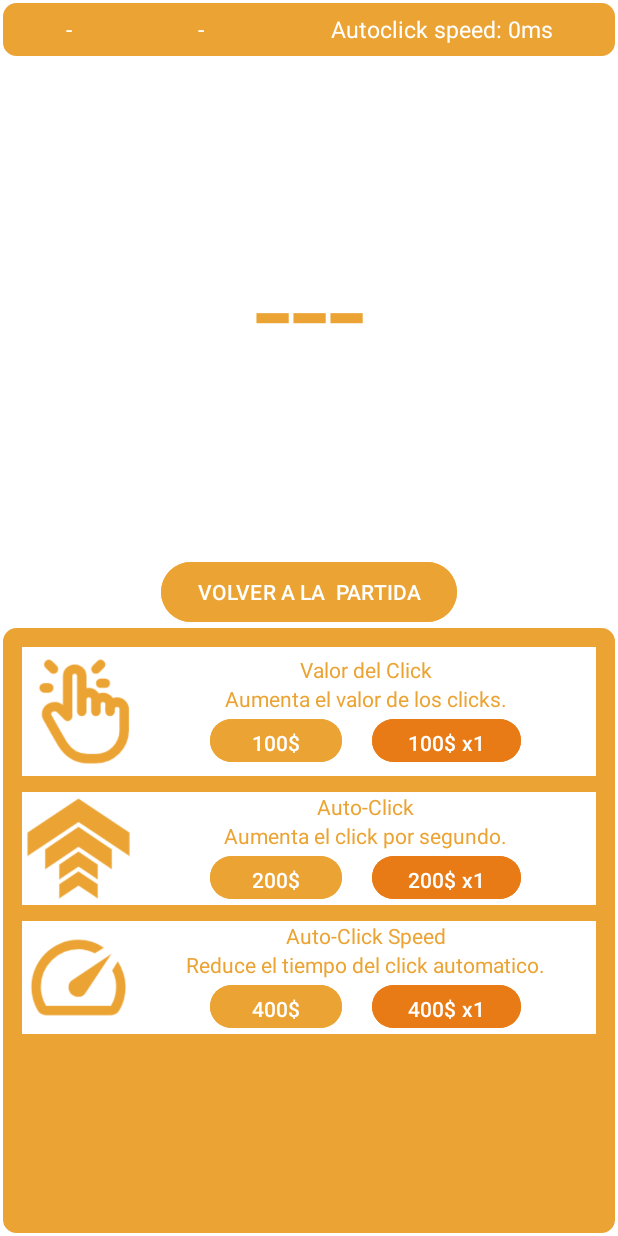
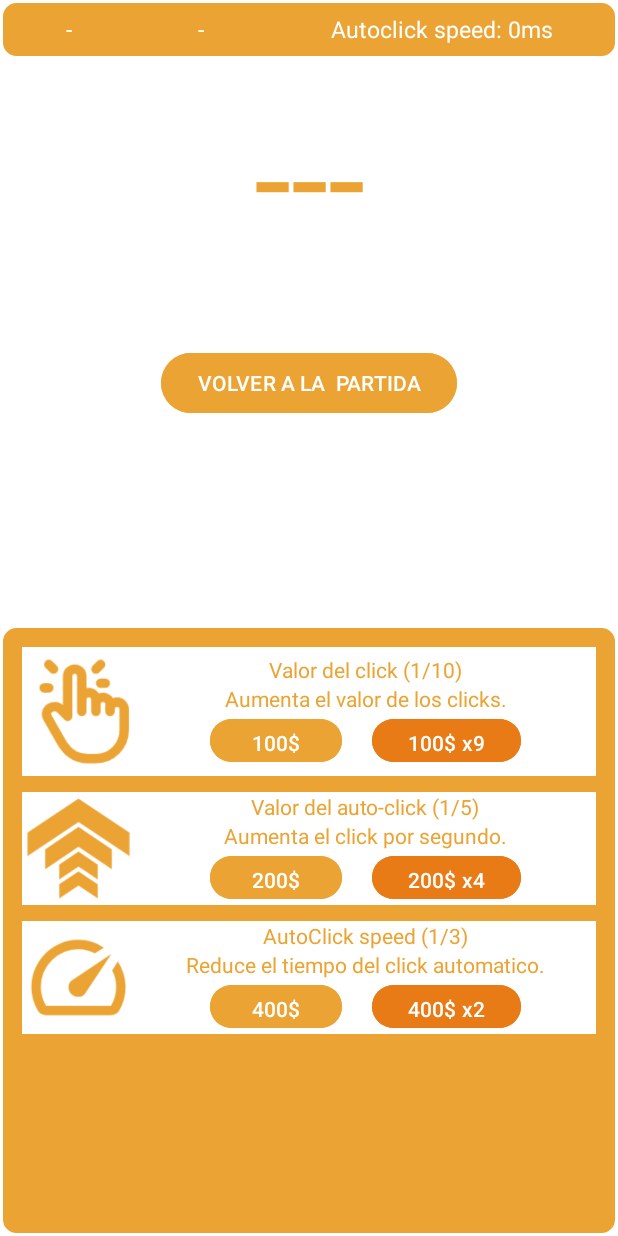
Before and after one commit to AbelAlonso98/ContadorAbelAlonsoJimenez, an Android app: the Compras screen opened directly, with no data from a screen before it, on a phone screen of 412 x 824 dp. Run offline under Robolectric (Android 15) with nearby library versions, the phone set to English and light mode, and no system bars; 7 statements that could not run were skipped.

Commit message:
dinamic lvls

```diff
--- a/app/src/main/java/com/example/contador/Compras.java
+++ b/app/src/main/java/com/example/contador/Compras.java
@@ -4,31 +4,53 @@ import androidx.appcompat.app.AppCompatActivity;
 
 import android.content.Intent;
 import android.os.Bundle;
+import android.util.Log;
 import android.view.View;
 import android.widget.Button;
 import android.widget.TextView;
 
 import java.math.BigDecimal;
-import java.math.BigInteger;
 import java.math.RoundingMode;
 import java.util.HashMap;
 import java.util.LinkedHashMap;
 
+/**
+ * @author Abel Alonso Jiménez - ZTL55769@educastur.es
+ */
 public class Compras extends AppCompatActivity {
-
+    // Variables utilizadas para el funcionamiento del juego
     BigDecimal num;
     BigDecimal inc;
     BigDecimal incAuto;
     int tiempoAutoClick;
+    private final int maxNivelUpgradeClick = 10;
+    private final int maxNivelUpgradeAutoClick = 5;
+    private final int maxNivelUpgradeSpeed = 3;
+    BigDecimal precioUpgradeClick = new BigDecimal("100");
+    BigDecimal precioUpgradeAutoClick = new BigDecimal("200");
+    BigDecimal precioUpgradeSpeed = new BigDecimal("400");
+    int nivelUpgradeClick = 1;
+    int nivelUpgradeAutoClick = 1;
+    int nivelUpgradeSpeed = 1;
+    int nivelPosibleUpgradeClick;
+    int nivelPosibleUpgradeAutoClick;
+    int nivelPosibleUpgradeSpeed;
 
+    // Variables utilizadas para instanciar los componentes
+    Button botonSuma;
+    Button botonSumaAuto;
+    Button botonAutoSpeed;
     Button botonSumaTotal;
     Button botonSumarAutoTotal;
     Button botonSumarAutoSpeedTotal;
-
     TextView textValorClick;
     TextView textValorAutoClick;
     TextView textVelocidadAutoClick;
     TextView textMoneyCount;
+    TextView clickUpgradeTitle;
+    TextView autoClickUpgradeTitle;
+    TextView autoClickSpeedUpgradeTitle;
+
 
     @Override
     protected void onCreate(Bundle savedInstanceState) {
@@ -40,18 +62,35 @@ public class Compras extends AppCompatActivity {
             inc = new BigDecimal(extras.getString("CLICK_VALUE"));
             incAuto = new BigDecimal(extras.getString("AUTOCLICK_VALUE"));
             tiempoAutoClick = extras.getInt("AUTOCLICK_TIME");
+
+            precioUpgradeClick = new BigDecimal(extras.getString("UPGRADE_PRECIO_CLICK"));
+            precioUpgradeAutoClick = new BigDecimal(extras.getString("UPGRADE_PRECIO_AUTOCLICK"));
+            precioUpgradeSpeed = new BigDecimal(extras.getString("UPGRADE_PRECIO_SPEED"));
+            nivelUpgradeClick = extras.getInt("UPGRADE_NIVEL_CLICK");
+            nivelUpgradeAutoClick = extras.getInt("UPGRADE_NIVEL_AUTOCLICK");
+            nivelUpgradeSpeed = extras.getInt("UPGRADE_NIVEL_SPEED");
+
         }
+        nivelPosibleUpgradeClick = maxNivelUpgradeClick - nivelUpgradeClick;
+        nivelPosibleUpgradeAutoClick = maxNivelUpgradeAutoClick - nivelUpgradeAutoClick;
+        nivelPosibleUpgradeSpeed = maxNivelUpgradeSpeed - nivelUpgradeSpeed;
 
-
-        botonSumaTotal = (Button) findViewById(R.id.botonSumarTotal);
+        botonSuma = findViewById(R.id.botonMejora);
+        botonSumaAuto = findViewById(R.id.botonSumarAuto);
+        botonAutoSpeed = findViewById(R.id.botonSumarAutoSpeed);
+        botonSumaTotal = (Button) findViewById(R.id.botonMejoraTotal);
         botonSumarAutoTotal = (Button) findViewById(R.id.botonSumarAutoTotal);
         botonSumarAutoSpeedTotal = (Button) findViewById(R.id.botonSumarAutoSpeedTotal);
         textValorClick = (TextView) findViewById(R.id.textValorClick);
         textValorAutoClick = (TextView) findViewById(R.id.textValorAutoClick);
         textVelocidadAutoClick = (TextView) findViewById(R.id.textVelocidadAutoClick);
         textMoneyCount = (TextView) findViewById(R.id.txtMoneyCount);
+        clickUpgradeTitle = findViewById(R.id.tituloMejora);
+        autoClickUpgradeTitle = findViewById(R.id.tituloMejora2);
+        autoClickSpeedUpgradeTitle = findViewById(R.id.tituloMejora3);
         setContText();
     }
+
 
     public void volverAJugar(View v) {
         Intent i = new Intent(this, MainActivity.class);
@@ -59,15 +98,55 @@ public class Compras extends AppCompatActivity {
         i.putExtra("CLICK_VALUE", inc.toString());
         i.putExtra("AUTOCLICK_VALUE", incAuto.toString());
         i.putExtra("AUTOCLICK_TIME", tiempoAutoClick);
+        i.putExtra("UPGRADE_PRECIO_CLICK", precioUpgradeClick.toString());
+        i.putExtra("UPGRADE_PRECIO_AUTOCLICK", precioUpgradeAutoClick.toString());
+        i.putExtra("UPGRADE_PRECIO_SPEED", precioUpgradeSpeed.toString());
+        i.putExtra("UPGRADE_NIVEL_CLICK", nivelUpgradeClick);
+        i.putExtra("UPGRADE_NIVEL_AUTOCLICK", nivelUpgradeAutoClick);
+        i.putExtra("UPGRADE_NIVEL_SPEED", nivelUpgradeSpeed);
         startActivity(i);
         finish();
     }
 
     public void setContText() {
-        // El texto de los botones de la derecha es dinamico, se cargan aquí
-        botonSumaTotal.setText("100$ x" + num.divide(BigDecimal.valueOf(100), BigDecimal.ROUND_DOWN));
-        botonSumarAutoTotal.setText("200$ x" + num.divide(BigDecimal.valueOf(200), BigDecimal.ROUND_DOWN));
-        botonSumarAutoSpeedTotal.setText("400$ x" + num.divide(BigDecimal.valueOf(400), BigDecimal.ROUND_DOWN));
+        // El texto de los botones es dinamico, se cargan aquí
+        if (nivelUpgradeClick < maxNivelUpgradeClick) {
+            botonSuma.setText(precioUpgradeClick + "$");
+            botonSumaTotal.setText(precioUpgradeClick + "$ x" + calcularCuantosNivelesPuedoComprarUpgradeClick());
+        } else {
+            botonSuma.setText("MAX");
+            botonSumaTotal.setText("MAX");
+            botonSuma.setEnabled(false);
+            botonSumaTotal.setEnabled(false);
+            botonSuma.setAlpha(0.65f);
+            botonSumaTotal.setAlpha(0.65f);
+        }
+        if (nivelUpgradeAutoClick < maxNivelUpgradeAutoClick) {
+            botonSumaAuto.setText(precioUpgradeAutoClick + "$");
+            botonSumarAutoTotal.setText(precioUpgradeAutoClick + "$ x" + calcularCuantosNivelesPuedoComprarUpgradeAutoClick());
+        } else {
+            botonSumaAuto.setText("MAX");
+            botonSumarAutoTotal.setText("MAX");
+            botonSumaAuto.setEnabled(false);
+            botonSumarAutoTotal.setEnabled(false);
+            botonSumaAuto.setAlpha(0.65f);
+            botonSumarAutoTotal.setAlpha(0.65f);
+        }
+        if (nivelUpgradeSpeed < maxNivelUpgradeSpeed) {
+            botonAutoSpeed.setText(precioUpgradeSpeed + "$");
+            botonSumarAutoSpeedTotal.setText(precioUpgradeSpeed + "$ x" + calcularCuantosNivelesPuedoComprarUpgradeAutoClickSpeed());
+        } else {
+            botonAutoSpeed.setText("MAX");
+            botonSumarAutoSpeedTotal.setText("MAX");
+            botonAutoSpeed.setEnabled(false);
+            botonSumarAutoSpeedTotal.setEnabled(false);
+            botonAutoSpeed.setAlpha(0.65f);
+            botonSumarAutoSpeedTotal.setAlpha(0.65f);
+        }
+        // Cargo los indicadores de niveles
+        clickUpgradeTitle.setText("Valor del click (" + nivelUpgradeClick + "/" + maxNivelUpgradeClick + ")");
+        autoClickUpgradeTitle.setText("Valor del auto-click (" + nivelUpgradeAutoClick + "/" + maxNivelUpgradeAutoClick + ")");
+        autoClickSpeedUpgradeTitle.setText("AutoClick speed (" + nivelUpgradeSpeed + "/" + maxNivelUpgradeSpeed + ")");
 
         // Cargo los datos de la barra superior
         textValorClick.setText("Click: " + inc.toString());
@@ -108,49 +187,105 @@ public class Compras extends AppCompatActivity {
         }
     }
 
-    public void sumaTotal(View v) {
-        // inc += num/100 and num=num%100
-        inc = inc.add(num.divide(BigDecimal.valueOf(100), BigDecimal.ROUND_DOWN));
-        num = num.remainder(BigDecimal.valueOf(100));
-        setContText();
-    }
-
-    public void sumaTotalAuto(View v) {
-        incAuto = incAuto.add(num.divide(BigDecimal.valueOf(200), BigDecimal.ROUND_HALF_DOWN));
-        num = num.remainder(BigDecimal.valueOf(200));
-        setContText();
-    }
-
-    public void incrementarAutoSpeed(View v) {
-        if (num.longValue() >= 400) {
-            tiempoAutoClick = (int) (tiempoAutoClick / 1.5);
-            num = num.subtract(BigDecimal.valueOf(400));
+    // Metodos para botones de la primera mejora (Click value)
+    public void mejorarClick(View v) {
+        if (num.compareTo(precioUpgradeClick) >= 0 && nivelUpgradeClick < maxNivelUpgradeClick) {
+            inc = inc.add(BigDecimal.valueOf(1));
+            num = num.subtract(precioUpgradeClick);
+            nivelUpgradeClick++;
+            nivelPosibleUpgradeClick--;
+            precioUpgradeClick = precioUpgradeClick.multiply(BigDecimal.valueOf(2));
             setContText();
         }
     }
 
-    public void incrementarAutoSpeedTotal(View v) {
-        if (num.longValue() >= 400) {
-            int times = num.divide(BigDecimal.valueOf(400)).intValue();
-            tiempoAutoClick = (int) (tiempoAutoClick / (1.5 * times));
-            num = num.remainder(BigDecimal.valueOf(400));
+    public void mejorarClickTotal(View v) {
+        if (nivelUpgradeClick < maxNivelUpgradeClick) {
+            inc = inc.add(new BigDecimal(calcularCuantosNivelesPuedoComprarUpgradeClick()));
+            // Se basa en que el precio total por nivel es precioActual*(2^numeroNivelesASubir)
+            num = num.subtract(precioUpgradeClick.multiply(BigDecimal.valueOf(Math.pow(2, calcularCuantosNivelesPuedoComprarUpgradeClick())))).setScale(0);
+            nivelUpgradeClick += calcularCuantosNivelesPuedoComprarUpgradeClick();
             setContText();
         }
     }
 
-    public void incrementar(View v) {
-        if (num.longValue() >= 100) {
-            inc = inc.add(BigDecimal.valueOf(1));
-            num = num.subtract(BigDecimal.valueOf(100));
+    private int calcularCuantosNivelesPuedoComprarUpgradeClick() {
+        BigDecimal precioAux = precioUpgradeClick;
+        for (int i = 1; i <= nivelPosibleUpgradeClick; i++) {
+            if (precioAux.compareTo(num) > 0)
+                return i;
+            precioAux = precioAux.multiply(BigDecimal.valueOf(2));
+            Log.e("HOLA", precioAux.toString());
+        }
+        return nivelPosibleUpgradeClick;
+    }
+
+
+    // Metodos para botones de la segunda mejora (AutoClick value)
+    public void mejorarAutoClick(View v) {
+        if (num.compareTo(precioUpgradeAutoClick) >= 0 && nivelUpgradeAutoClick < maxNivelUpgradeAutoClick) {
+            incAuto = incAuto.add(BigDecimal.valueOf(1));
+            num = num.subtract(precioUpgradeAutoClick);
+            nivelUpgradeAutoClick++;
+            nivelPosibleUpgradeAutoClick--;
+            precioUpgradeAutoClick = precioUpgradeAutoClick.multiply(BigDecimal.valueOf(2));
             setContText();
         }
     }
 
-    public void incrementarAuto(View v) {
-        if (num.longValue() >= 200) {
-            incAuto = incAuto.add(BigDecimal.valueOf(1)).setScale(0, BigDecimal.ROUND_DOWN);
-            num = num.subtract(BigDecimal.valueOf(200));
+    public void mejorarAutoClickTotal(View v) {
+        if (nivelUpgradeAutoClick < maxNivelUpgradeAutoClick) {
+            incAuto = incAuto.add(new BigDecimal(calcularCuantosNivelesPuedoComprarUpgradeAutoClick()));
+            // Se basa en que el precio total por nivel es precioActual*(2^numeroNivelesASubir)
+            num = num.subtract(precioUpgradeAutoClick.multiply(BigDecimal.valueOf(Math.pow(2, calcularCuantosNivelesPuedoComprarUpgradeAutoClick())))).setScale(0);
+            nivelUpgradeAutoClick += calcularCuantosNivelesPuedoComprarUpgradeAutoClick();
             setContText();
         }
     }
+
+    private int calcularCuantosNivelesPuedoComprarUpgradeAutoClick() {
+        BigDecimal precioAux = precioUpgradeAutoClick;
+        for (int i = 0; i < nivelPosibleUpgradeAutoClick; i++) {
+            if (precioAux.compareTo(num) > 0)
+                return i;
+            precioAux = precioAux.multiply(BigDecimal.valueOf(2));
+        }
+        return nivelPosibleUpgradeAutoClick;
+    }
+
+    // Metodos para botones de la tercera mejora (AutoClick speed)
+
+    public void mejorarAutoClickSpeed(View v) {
+        if (num.compareTo(precioUpgradeSpeed) >= 0 && nivelUpgradeSpeed < maxNivelUpgradeSpeed) {
+            num = num.subtract(precioUpgradeSpeed);
+            tiempoAutoClick = (int) (tiempoAutoClick / 1.25);
+            nivelUpgradeSpeed++;
+            precioUpgradeSpeed = precioUpgradeSpeed.multiply(BigDecimal.valueOf(3));
+
+            setContText();
+        }
+    }
+
+    public void mejorarAutoClickSpeedTotal(View v) {
+        if (num.compareTo(precioUpgradeSpeed) >= 0 && nivelUpgradeSpeed < maxNivelUpgradeSpeed) {
+            int times = calcularCuantosNivelesPuedoComprarUpgradeAutoClickSpeed();
+            tiempoAutoClick = (int) (tiempoAutoClick / (1.5 * times));
+            // Se basa en que el precio total por nivel es precioActual*(3^numeroNivelesASubir)
+            num = num.subtract(precioUpgradeSpeed.multiply(BigDecimal.valueOf(Math.pow(3, calcularCuantosNivelesPuedoComprarUpgradeAutoClickSpeed())))).setScale(0);
+            nivelUpgradeSpeed += calcularCuantosNivelesPuedoComprarUpgradeAutoClickSpeed();
+            setContText();
+        }
+    }
+
+    private int calcularCuantosNivelesPuedoComprarUpgradeAutoClickSpeed() {
+        BigDecimal precioAux = precioUpgradeSpeed;
+        for (int i = 0; i < nivelPosibleUpgradeSpeed; i++) {
+            if (precioAux.compareTo(num) > 0)
+                return i;
+            precioAux = precioAux.multiply(BigDecimal.valueOf(3));
+        }
+        return nivelPosibleUpgradeSpeed;
+    }
+
+
 }
--- a/app/src/main/res/layout/activity_compras.xml
+++ b/app/src/main/res/layout/activity_compras.xml
@@ -50,21 +50,7 @@
     </LinearLayout>
 
 
-    <TextView
-        android:id="@+id/txtMoneyCount"
-        android:layout_width="wrap_content"
-        android:layout_height="wrap_content"
-        android:gravity="center"
-        android:text="---"
-        android:textAlignment="center"
-        android:textSize="90sp"
-        app:layout_constraintBottom_toTopOf="@+id/btnVolverJugar"
-        app:layout_constraintEnd_toEndOf="parent"
-        app:layout_constraintStart_toStartOf="parent"
-        app:layout_constraintTop_toBottomOf="@+id/dataBar" />
-
-
-    <ScrollView
+        <ScrollView
         android:id="@+id/svMejoras"
         style="@style/scrollLayout"
         android:layout_width="match_parent"
@@ -97,7 +83,7 @@
                 app:layout_constraintVertical_bias="0.893">
 
                 <ImageView
-                    android:id="@+id/img_upgrade_autoclick_orange"
+                    android:id="@+id/img_upgrade"
                     android:layout_width="75dp"
                     android:layout_height="75dp"
                     style="@style/upgradeClick"
@@ -135,16 +121,16 @@
                             android:layout_width="wrap_content"
                             android:layout_height="wrap_content"
                             android:layout_marginRight="10dp"
-                            android:onClick="incrementar"
+                            android:onClick="mejorarClick"
                             android:text="100$" />
 
                         <Button
-                            android:id="@+id/botonSumarTotal"
+                            android:id="@+id/botonMejoraTotal"
                             style="@style/maxUpgradeButtonTheme"
                             android:layout_width="wrap_content"
                             android:layout_height="wrap_content"
                             android:layout_marginStart="10dp"
-                            android:onClick="sumaTotal"
+                            android:onClick="mejorarClickTotal"
                             android:text="100$ x1" />
                     </LinearLayout>
                 </LinearLayout>
@@ -202,7 +188,7 @@
                             android:layout_width="wrap_content"
                             android:layout_height="wrap_content"
                             android:layout_marginRight="10dp"
-                            android:onClick="incrementarAuto"
+                            android:onClick="mejorarAutoClick"
                             android:text="200$" />
 
                         <Button
@@ -211,7 +197,7 @@
                             android:layout_width="wrap_content"
                             android:layout_height="wrap_content"
                             android:layout_marginLeft="10dp"
-                            android:onClick="sumaTotalAuto"
+                            android:onClick="mejorarAutoClickTotal"
                             android:text="200$ x1" />
                     </LinearLayout>
                 </LinearLayout>
@@ -270,7 +256,7 @@
                             android:layout_width="wrap_content"
                             android:layout_height="wrap_content"
                             android:layout_marginRight="10dp"
-                            android:onClick="incrementarAutoSpeed"
+                            android:onClick="mejorarAutoClickSpeed"
                             android:text="400$" />
 
                         <Button
@@ -279,7 +265,7 @@
                             android:layout_width="wrap_content"
                             android:layout_height="wrap_content"
                             android:layout_marginLeft="10dp"
-                            android:onClick="incrementarAutoSpeedTotal"
+                            android:onClick="mejorarAutoClickSpeedTotal"
                             android:text="400$ x1" />
                     </LinearLayout>
                 </LinearLayout>
@@ -288,15 +274,32 @@
         </LinearLayout>
     </ScrollView>
 
+
+    <TextView
+        android:id="@+id/txtMoneyCount"
+        android:layout_width="wrap_content"
+        android:layout_height="wrap_content"
+        android:gravity="center"
+        android:text="---"
+        android:textAlignment="center"
+        android:textSize="90sp"
+        app:layout_constraintBottom_toTopOf="@+id/btnVolverJugar"
+        app:layout_constraintEnd_toEndOf="parent"
+        app:layout_constraintStart_toStartOf="parent"
+        app:layout_constraintTop_toBottomOf="@+id/dataBar"
+        app:layout_constraintVertical_bias="0.261" />
+
     <Button
         android:id="@+id/btnVolverJugar"
+        style="@style/buttonTheme"
         android:layout_width="wrap_content"
         android:layout_height="wrap_content"
+        android:layout_marginTop="92dp"
+        android:onClick="volverAJugar"
         android:text="VOLVER A LA  PARTIDA"
-        style="@style/buttonTheme"
-        android:onClick="volverAJugar"
         app:layout_constraintBottom_toTopOf="@+id/svMejoras"
         app:layout_constraintEnd_toEndOf="parent"
-        app:layout_constraintStart_toStartOf="parent" />
+        app:layout_constraintStart_toStartOf="parent"
+        app:layout_constraintTop_toTopOf="parent" />
 
 </androidx.constraintlayout.widget.ConstraintLayout>
--- a/app/src/main/res/values/colors.xml
+++ b/app/src/main/res/values/colors.xml
@@ -6,4 +6,5 @@
     <color name="orange">#eba434</color>
     <color name="darkPink">#ed09a1</color>
     <color name="darkOrange">#e87b15</color>
+    <color name="transparentOrange">#33eba434</color>
 </resources>
```
Also changed, not shown: app/src/main/java/com/example/contador/MainActivity.java (+29 -4 lines).
